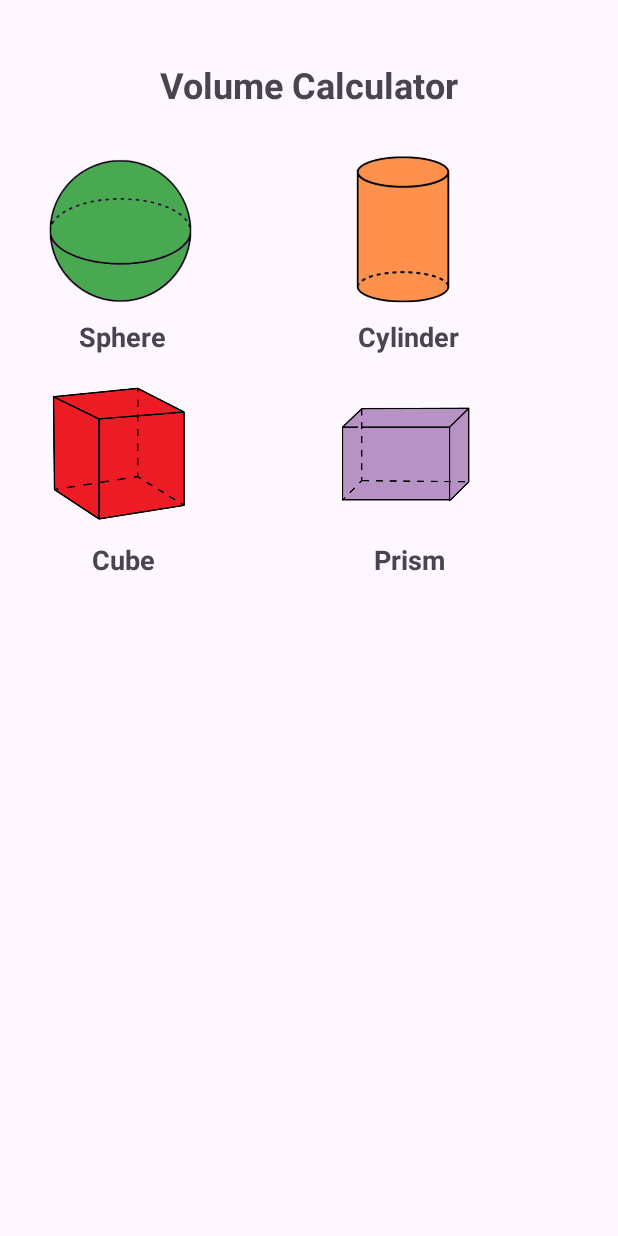
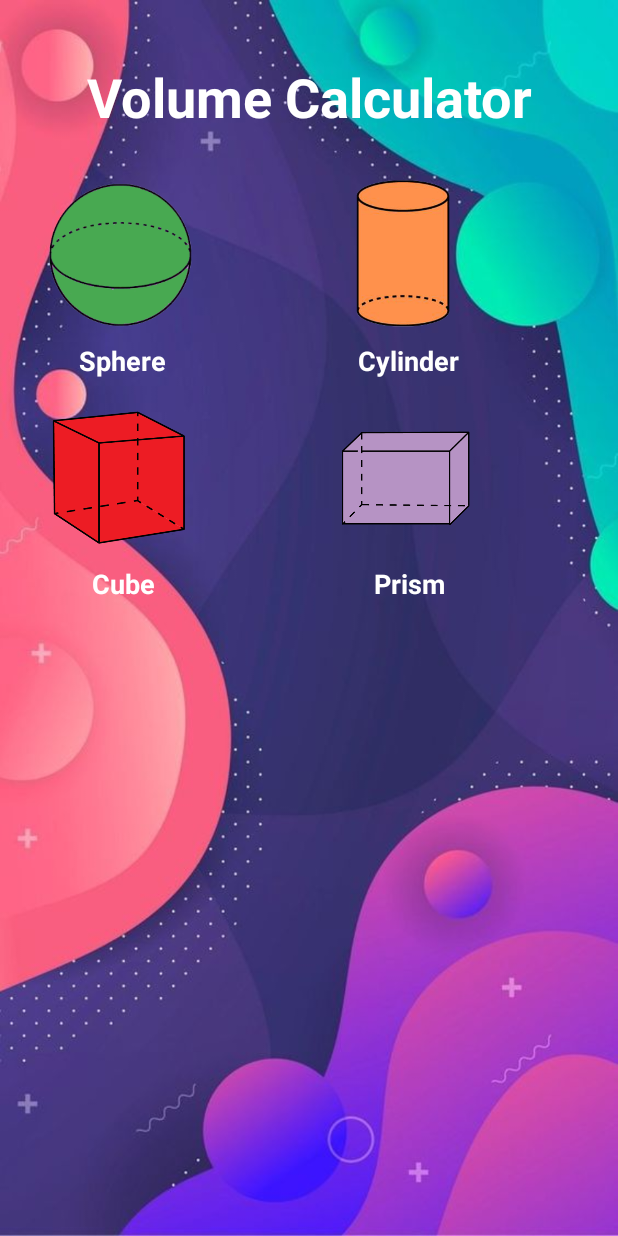
Before and after one commit to mshajkarami/Volume-Calculator, an Android app: the screen it shows after launch (MainActivity), on a phone screen of 412 x 824 dp. Run offline under Robolectric (Android 15) with nearby library versions, the phone set to English and light mode, and no system bars.

Commit message:
change and increase UI

```diff
--- a/app/src/main/res/layout/activity_main.xml
+++ b/app/src/main/res/layout/activity_main.xml
@@ -5,7 +5,9 @@
     android:id="@+id/main"
     android:layout_width="match_parent"
     android:layout_height="match_parent"
-    tools:context=".MainActivity">
+    tools:context=".MainActivity"
+    android:background="@drawable/background"
+    >
 
     <GridView
         android:id="@+id/gridView"
@@ -24,9 +26,11 @@
         android:layout_height="wrap_content"
         android:layout_marginTop="40dp"
         android:text="Volume Calculator"
-        android:textSize="24sp"
+        android:textColor="@color/white"
+        android:textSize="36sp"
         android:textStyle="bold"
         app:layout_constraintEnd_toEndOf="parent"
         app:layout_constraintStart_toStartOf="parent"
         app:layout_constraintTop_toTopOf="parent" />
+
 </androidx.constraintlayout.widget.ConstraintLayout>
--- a/app/src/main/res/layout/grid_item_layout.xml
+++ b/app/src/main/res/layout/grid_item_layout.xml
@@ -16,6 +16,7 @@
         tools:srcCompat="@tools:sample/avatars" />
 
     <TextView
+        android:textColor="@color/white"
         android:id="@+id/titleTextView"
         android:layout_width="wrap_content"
         android:layout_height="wrap_content"
```
